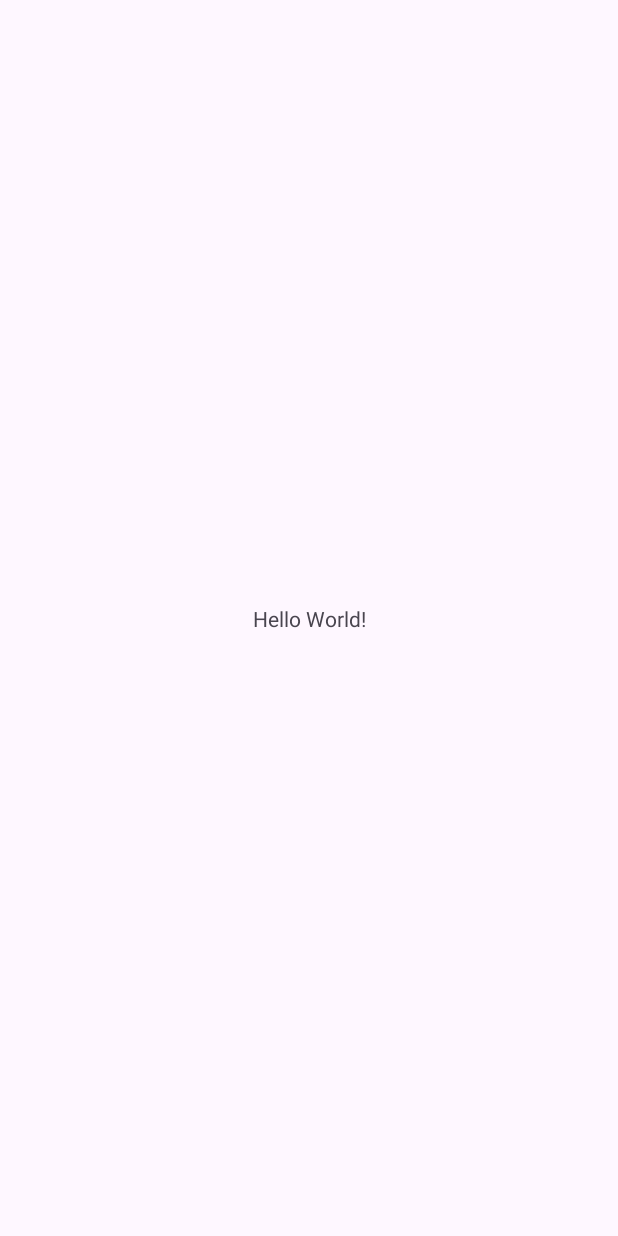
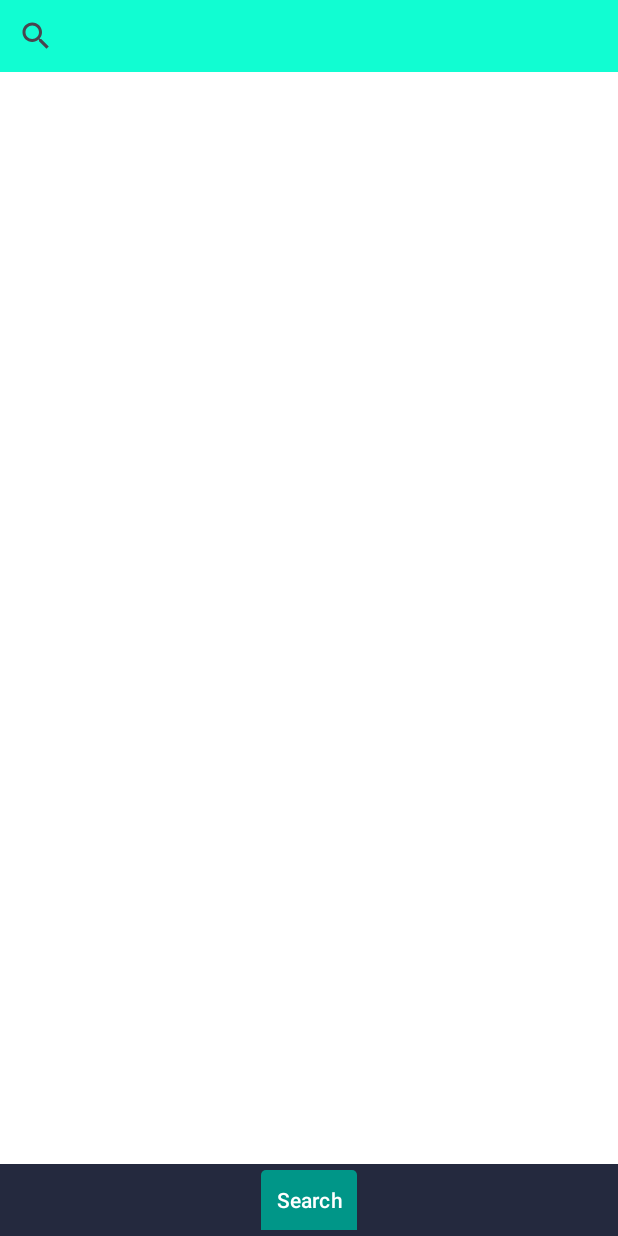
Before and after one commit to tphuyen/SoulSoundApp, an Android app: the screen it shows after launch (MainActivity), on a phone screen of 412 x 824 dp. Before the commit the screen is almost empty. Run offline under Robolectric (Android 15) with nearby library versions, the phone set to English and light mode, and no system bars; 1 statement that could not run was skipped.

Commit message:
UPDATE: update folder follow mvc

```diff
--- /dev/null
+++ b/app/src/main/java/com/project/soulsoundapp/activity/MainActivity.java
@@ -0,0 +1,67 @@
+package com.project.soulsoundapp.activity;
+
+import androidx.annotation.NonNull;
+import androidx.annotation.Nullable;
+import androidx.appcompat.app.AppCompatActivity;
+import androidx.fragment.app.*;
+import androidx.viewpager.widget.ViewPager;
+
+import android.os.Bundle;
+
+import com.google.android.material.tabs.TabLayout;
+import com.project.soulsoundapp.R;
+import com.project.soulsoundapp.fragment.SearchFragment;
+
+import java.util.ArrayList;
+
+public class MainActivity extends AppCompatActivity {
+
+    @Override
+    protected void onCreate(Bundle savedInstanceState) {
+        super.onCreate(savedInstanceState);
+        setContentView(R.layout.activity_main);
+        initViewPager();
+    }
+
+    private void initViewPager() {
+        ViewPager viewPager = findViewById(R.id.viewpager);
+        TabLayout tabLayout = (TabLayout) findViewById(R.id.tab_layout);
+        ViewPagerAdapter viewPagerAdapter = new ViewPagerAdapter(getSupportFragmentManager());
+        viewPagerAdapter.addFragment(new SearchFragment(), "Search");
+        viewPagerAdapter.addFragment(new TestFragment(), "Test");
+        viewPager.setAdapter(viewPagerAdapter);
+        tabLayout.setupWithViewPager(viewPager);
+    }
+
+    public static class ViewPagerAdapter extends FragmentPagerAdapter {
+        private ArrayList<Fragment> fragments;
+        private ArrayList<String> titles;
+        public ViewPagerAdapter(@NonNull FragmentManager fm) {
+            super(fm);
+            this.fragments = new ArrayList<Fragment>();
+            this.titles = new ArrayList<>();
+        }
+
+        void addFragment(Fragment fragment, String title) {
+            fragments.add(fragment);
+            titles.add(title);
+        }
+
+        @NonNull
+        @Override
+        public Fragment getItem(int position) {
+            return fragments.get(position);
+        }
+
+        @Override
+        public int getCount() {
+            return fragments.size();
+        }
+
+        @Nullable
+        @Override
+        public CharSequence getPageTitle(int position) {
+            return titles.get(position);
+        }
+    }
+}
--- /dev/null
+++ b/app/src/main/java/com/project/soulsoundapp/fragment/SearchFragment.java
@@ -0,0 +1,35 @@
+package com.project.soulsoundapp.fragment;
+
+import android.os.Bundle;
+
+import androidx.fragment.app.Fragment;
+
+import android.view.LayoutInflater;
+import android.view.View;
+import android.view.ViewGroup;
+
+import com.project.soulsoundapp.R;
+
+public class SearchFragment extends Fragment {
+
+    public SearchFragment() {
+        // Required empty public constructor
+    }
+
+    public static SearchFragment newInstance() {
+        return new SearchFragment();
+    }
+
+    @Override
+    public void onCreate(Bundle savedInstanceState) {
+        super.onCreate(savedInstanceState);
+    }
+
+    @Override
+    public View onCreateView(LayoutInflater inflater, ViewGroup container,
+                             Bundle savedInstanceState) {
+        // Inflate the layout for this fragment
+        View view = inflater.inflate(R.layout.fragment_search, container, false);
+        return view;
+    }
+}
--- a/app/src/main/res/layout/activity_main.xml
+++ b/app/src/main/res/layout/activity_main.xml
@@ -1,18 +1,28 @@
 <?xml version="1.0" encoding="utf-8"?>
-<androidx.constraintlayout.widget.ConstraintLayout xmlns:android="http://schemas.android.com/apk/res/android"
+<LinearLayout xmlns:android="http://schemas.android.com/apk/res/android"
     xmlns:app="http://schemas.android.com/apk/res-auto"
     xmlns:tools="http://schemas.android.com/tools"
     android:layout_width="match_parent"
     android:layout_height="match_parent"
-    tools:context=".MainActivity">
+    tools:context=".activity.MainActivity"
+    android:orientation="vertical">
+    <androidx.viewpager.widget.ViewPager
+        android:layout_width="match_parent"
+        android:layout_height="0dp"
+        android:id="@+id/viewpager"
+        android:layout_weight="1"
+        android:background="@color/white"
+        />
+    <com.google.android.material.tabs.TabLayout
+        android:layout_width="match_parent"
+        android:layout_height="wrap_content"
+        android:background="@color/bg_dark"
+        android:id="@+id/tab_layout"
+        app:tabIndicatorFullWidth="true"
+        app:tabIndicatorGravity="center"
+        app:tabTextColor="@color/white"
+        app:tabIndicatorHeight="40dp"
+        app:tabIndicatorColor="#009688"
+        />
 
-    <TextView
-        android:layout_width="wrap_content"
-        android:layout_height="wrap_content"
-        android:text="Hello World!"
-        app:layout_constraintBottom_toBottomOf="parent"
-        app:layout_constraintEnd_toEndOf="parent"
-        app:layout_constraintStart_toStartOf="parent"
-        app:layout_constraintTop_toTopOf="parent" />
-
-</androidx.constraintlayout.widget.ConstraintLayout>
+</LinearLayout>
--- /dev/null
+++ b/app/src/main/res/layout/fragment_search.xml
@@ -0,0 +1,13 @@
+<?xml version="1.0" encoding="utf-8"?>
+<FrameLayout xmlns:android="http://schemas.android.com/apk/res/android"
+    xmlns:tools="http://schemas.android.com/tools"
+    android:layout_width="match_parent"
+    android:layout_height="match_parent"
+    tools:context=".fragment.SearchFragment">
+
+
+    <SearchView
+        android:layout_width="match_parent"
+        android:layout_height="wrap_content"
+        android:background="@color/icon_button" />
+</FrameLayout>
```
Also changed, not shown: app/src/main/AndroidManifest.xml (+13 -1 lines), app/src/main/java/com/project/soulsoundapp/activity/BaseActivity.java (added, +16 -0 lines), app/src/main/java/com/project/soulsoundapp/activity/PlayMusicActivity.java (renamed from app/src/main/java/com/project/soulsoundapp/MainActivity.java, +5 -3 lines), app/src/main/java/com/project/soulsoundapp/activity/SplashActivity.java (added, +16 -0 lines), app/src/main/java/com/project/soulsoundapp/fragment/HomeFragment.java (added, +66 -0 lines), app/src/main/java/com/project/soulsoundapp/fragment/LibraryFragment.java (added, +66 -0 lines), app/src/main/java/com/project/soulsoundapp/fragment/SettingFragment.java (added, +66 -0 lines), app/src/main/res/layout/activity_base.xml (added, +9 -0 lines), app/src/main/res/layout/activity_play_music.xml (added, +9 -0 lines), app/src/main/res/layout/activity_splash.xml (added, +9 -0 lines), app/src/main/res/layout/fragment_home.xml (added, +14 -0 lines), app/src/main/res/layout/fragment_library.xml (added, +14 -0 lines), app/src/main/res/layout/fragment_setting.xml (added, +14 -0 lines), app/src/main/res/layout/item_category.xml (added, +37 -0 lines), 1 more files.
